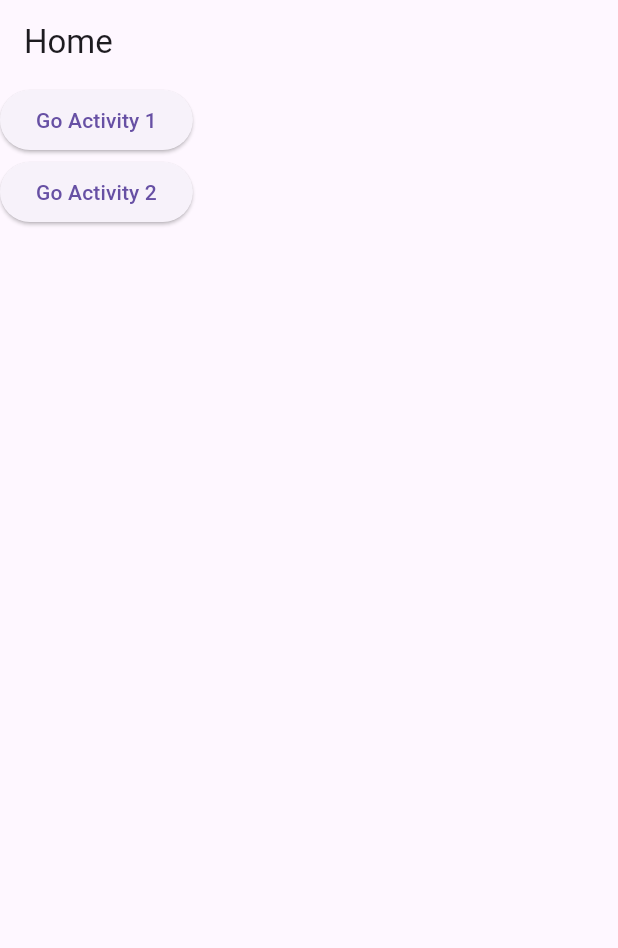
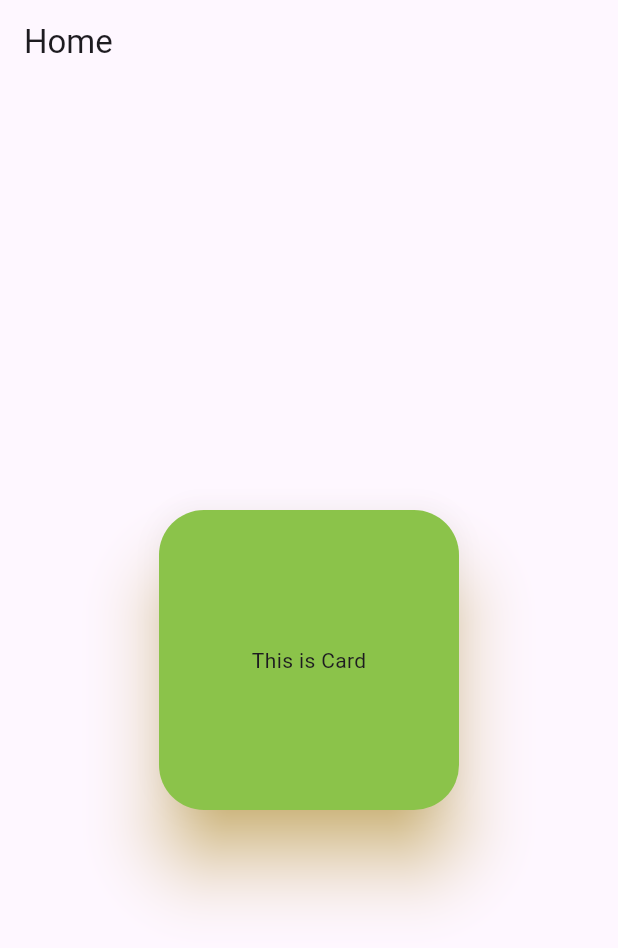
Before and after one commit to sezanmahmud30/flutter_learning, a Flutter app: the screen it shows after launch, on a phone screen of 412 x 824 dp. Shown: the top 948 px of the screen. Run offline on Flutter 3.47's test engine with Material 3 defaults, Android fonts, the phone set to English and light mode, and no system bars.

Commit message:
Working with Card

```diff
--- a/myapp1/lib/main.dart
+++ b/myapp1/lib/main.dart
@@ -46,84 +46,23 @@ class HomeActivity extends StatelessWidget{
       appBar: AppBar(
         title: Text("Home"),
       ),
-      body: Column(
-        mainAxisAlignment: MainAxisAlignment.start,
-        children: [
-          ElevatedButton(onPressed: (){
-            Navigator.push(context, MaterialPageRoute(builder: (context)=> Activity1("This is from home to activity 1")));           //  Go Activity 1
-          }, child: Text("Go Activity 1")),
+      body: Center(
+          child: Card(
+            elevation: 20,
+            shape: RoundedRectangleBorder(borderRadius: BorderRadius.circular(30)),
+            shadowColor: Colors.amber,
+            color: Colors.lightGreen,
+            child: SizedBox(
+              height: 200,
+              width: 200,
+              child: Center(child: Text("This is Card"),),
 
-          ElevatedButton(onPressed: (){
-            Navigator.push(context, MaterialPageRoute(builder: (context)=> Activity2("This is from home to activity 2")));           //  Go Activity 2
-          }, child: Text("Go Activity 2")),
+            ),
 
-        ],
-      ),
-
-    );
-  }
-}
-
-        // Activity 1
-
-class Activity1 extends StatelessWidget{
-
-  String msg;
-
-   Activity1(
-      this.msg,
-      {super.key}
-      );
-
-  @override
-  Widget build(BuildContext context) {
-
-    return Scaffold(
-      appBar: AppBar(
-        title: Text(msg),
-      ),
-
-      body: Center(
-        child: ElevatedButton(onPressed: (){
-          Navigator.push(context, MaterialPageRoute(builder: (context)=> Activity2("This is from activity 1 to activity 2")));       //  Go Activity 2
-        }, child: Text("Go Activity 2")),
-
+          ),
       ),
 
     );
 
   }
 }
-
-
-            // Activity 2
-
-class Activity2 extends StatelessWidget{
-
-  String msg;
-   Activity2(
-       this.msg,
-      {super.key}
-      );
-
-
-  @override
-  Widget build(BuildContext context) {
-
-    return Scaffold(
-      appBar: AppBar(
-        title: Text(msg),
-      ),
-
-      body: Center(
-
-        child: ElevatedButton(onPressed: (){
-          Navigator.push(context, MaterialPageRoute(builder: (context)=> Activity1("This is from activity 2 to activity 1")));       //  Go Activity 1
-        }, child: Text("Go Activity 1")),
-
-      ),
-    );
-
-
-  }
-}
```
